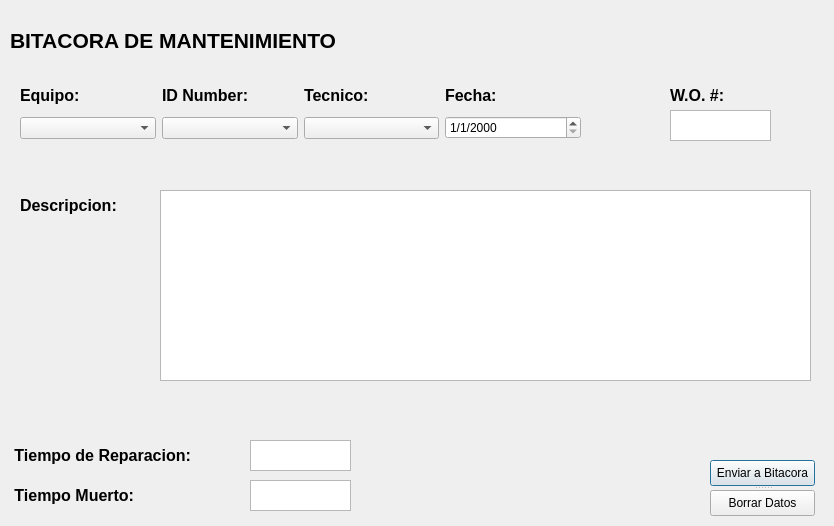
Qt form ui/bitacora.ui (engjpacheco/pymetrics) before a commit.
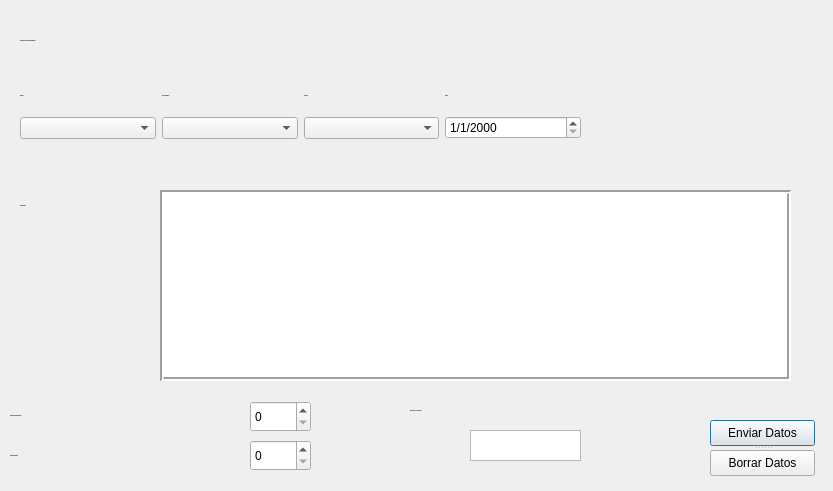
The same form after that commit. Icons and pictures are not drawn.

Patch:
```diff
--- a/ui/bitacora.ui
+++ b/ui/bitacora.ui
@@ -6,8 +6,8 @@
    <rect>
     <x>0</x>
     <y>0</y>
-    <width>834</width>
-    <height>526</height>
+    <width>833</width>
+    <height>491</height>
    </rect>
   </property>
   <property name="windowTitle">
@@ -19,16 +19,16 @@
   <widget class="QLabel" name="label_5">
    <property name="geometry">
     <rect>
-     <x>670</x>
-     <y>80</y>
-     <width>81</width>
-     <height>31</height>
+     <x>410</x>
+     <y>400</y>
+     <width>231</width>
+     <height>21</height>
     </rect>
    </property>
    <property name="font">
     <font>
-     <family>Arial</family>
-     <pointsize>12</pointsize>
+     <family>Iosevka Nerd Font</family>
+     <pointsize>-1</pointsize>
      <weight>75</weight>
      <bold>true</bold>
     </font>
@@ -37,7 +37,7 @@
     <enum>Qt::RightToLeft</enum>
    </property>
    <property name="text">
-    <string>W.O. #:</string>
+    <string>Work Order # (si aplica)</string>
    </property>
   </widget>
   <widget class="QLabel" name="label_6">
@@ -51,8 +51,8 @@
    </property>
    <property name="font">
     <font>
-     <family>Arial</family>
-     <pointsize>12</pointsize>
+     <family>Iosevka Nerd Font</family>
+     <pointsize>-1</pointsize>
      <weight>75</weight>
      <bold>true</bold>
     </font>
@@ -68,15 +68,15 @@
    <property name="geometry">
     <rect>
      <x>10</x>
-     <y>440</y>
+     <y>400</y>
      <width>231</width>
      <height>31</height>
     </rect>
    </property>
    <property name="font">
     <font>
-     <family>Arial</family>
-     <pointsize>12</pointsize>
+     <family>Iosevka Nerd Font</family>
+     <pointsize>-1</pointsize>
      <weight>75</weight>
      <bold>true</bold>
     </font>
@@ -92,15 +92,15 @@
    <property name="geometry">
     <rect>
      <x>10</x>
-     <y>480</y>
+     <y>440</y>
      <width>221</width>
      <height>31</height>
     </rect>
    </property>
    <property name="font">
     <font>
-     <family>Arial</family>
-     <pointsize>12</pointsize>
+     <family>Iosevka Nerd Font</family>
+     <pointsize>-1</pointsize>
      <weight>75</weight>
      <bold>true</bold>
     </font>
@@ -117,15 +117,21 @@
     <rect>
      <x>160</x>
      <y>190</y>
-     <width>651</width>
+     <width>631</width>
      <height>191</height>
     </rect>
    </property>
+   <property name="frameShape">
+    <enum>QFrame::Box</enum>
+   </property>
+   <property name="lineWidth">
+    <number>2</number>
+   </property>
   </widget>
   <widget class="QLabel" name="label_9">
    <property name="geometry">
     <rect>
-     <x>10</x>
+     <x>20</x>
      <y>20</y>
      <width>441</width>
      <height>41</height>
@@ -133,8 +139,8 @@
    </property>
    <property name="font">
     <font>
-     <family>Arial</family>
-     <pointsize>16</pointsize>
+     <family>Iosevka Nerd Font</family>
+     <pointsize>-1</pointsize>
      <weight>75</weight>
      <bold>true</bold>
     </font>
@@ -146,26 +152,6 @@
     <string>BITACORA DE MANTENIMIENTO</string>
    </property>
   </widget>
-  <widget class="QTextEdit" name="textEdit_3">
-   <property name="geometry">
-    <rect>
-     <x>250</x>
-     <y>440</y>
-     <width>101</width>
-     <height>31</height>
-    </rect>
-   </property>
-  </widget>
-  <widget class="QTextEdit" name="textEdit_4">
-   <property name="geometry">
-    <rect>
-     <x>250</x>
-     <y>480</y>
-     <width>101</width>
-     <height>31</height>
-    </rect>
-   </property>
-  </widget>
   <widget class="QWidget" name="layoutWidget">
    <property name="geometry">
     <rect>
@@ -182,8 +168,8 @@
        <widget class="QLabel" name="label">
         <property name="font">
          <font>
-          <family>Arial</family>
-          <pointsize>12</pointsize>
+          <family>Iosevka Nerd Font</family>
+          <pointsize>-1</pointsize>
           <weight>75</weight>
           <bold>true</bold>
          </font>
@@ -207,8 +193,8 @@
        <widget class="QLabel" name="label_2">
         <property name="font">
          <font>
-          <family>Arial</family>
-          <pointsize>12</pointsize>
+          <family>Iosevka Nerd Font</family>
+          <pointsize>-1</pointsize>
           <weight>75</weight>
           <bold>true</bold>
          </font>
@@ -217,7 +203,7 @@
          <enum>Qt::RightToLeft</enum>
         </property>
         <property name="text">
-         <string>ID Number:</string>
+         <string>ID de Maquina:</string>
         </property>
        </widget>
       </item>
@@ -232,8 +218,8 @@
        <widget class="QLabel" name="label_3">
         <property name="font">
          <font>
-          <family>Arial</family>
-          <pointsize>12</pointsize>
+          <family>Iosevka Nerd Font</family>
+          <pointsize>-1</pointsize>
           <weight>75</weight>
           <bold>true</bold>
          </font>
@@ -257,8 +243,8 @@
        <widget class="QLabel" name="label_4">
         <property name="font">
          <font>
-          <family>Arial</family>
-          <pointsize>12</pointsize>
+          <family>Iosevka Nerd Font</family>
+          <pointsize>-1</pointsize>
           <weight>75</weight>
           <bold>true</bold>
          </font>
@@ -285,18 +271,21 @@
   <widget class="QTextEdit" name="textEdit_2">
    <property name="geometry">
     <rect>
-     <x>670</x>
-     <y>110</y>
-     <width>101</width>
+     <x>470</x>
+     <y>430</y>
+     <width>111</width>
      <height>31</height>
     </rect>
    </property>
+   <property name="lineWidth">
+    <number>3</number>
+   </property>
   </widget>
   <widget class="QSplitter" name="splitter">
    <property name="geometry">
     <rect>
      <x>710</x>
-     <y>460</y>
+     <y>420</y>
      <width>105</width>
      <height>56</height>
     </rect>
@@ -306,7 +295,7 @@
    </property>
    <widget class="QPushButton" name="pushButton">
     <property name="text">
-     <string>Enviar a Bitacora</string>
+     <string>Enviar Datos</string>
     </property>
    </widget>
    <widget class="QPushButton" name="pushButton_2">
@@ -315,6 +304,44 @@
     </property>
    </widget>
   </widget>
+  <widget class="QSpinBox" name="repairSpinbox">
+   <property name="geometry">
+    <rect>
+     <x>250</x>
+     <y>401</y>
+     <width>61</width>
+     <height>31</height>
+    </rect>
+   </property>
+   <property name="minimum">
+    <number>0</number>
+   </property>
+   <property name="maximum">
+    <number>1000</number>
+   </property>
+   <property name="stepType">
+    <enum>QAbstractSpinBox::DefaultStepType</enum>
+   </property>
+  </widget>
+  <widget class="QSpinBox" name="downSpinbox">
+   <property name="geometry">
+    <rect>
+     <x>250</x>
+     <y>440</y>
+     <width>61</width>
+     <height>31</height>
+    </rect>
+   </property>
+   <property name="minimum">
+    <number>0</number>
+   </property>
+   <property name="maximum">
+    <number>1000</number>
+   </property>
+   <property name="stepType">
+    <enum>QAbstractSpinBox::DefaultStepType</enum>
+   </property>
+  </widget>
  </widget>
  <resources/>
  <connections/>
```
Left out of the diff: 150 changed lines with no effect on the pictures.
